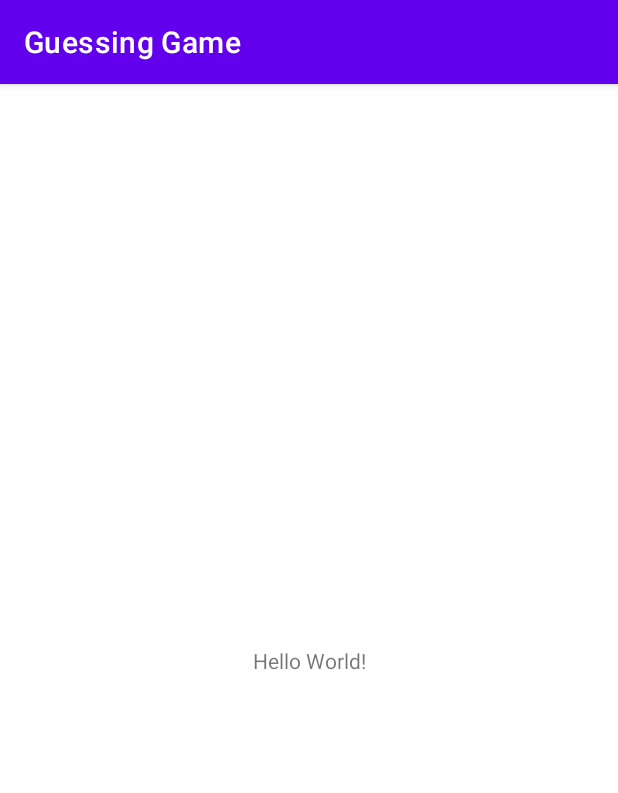
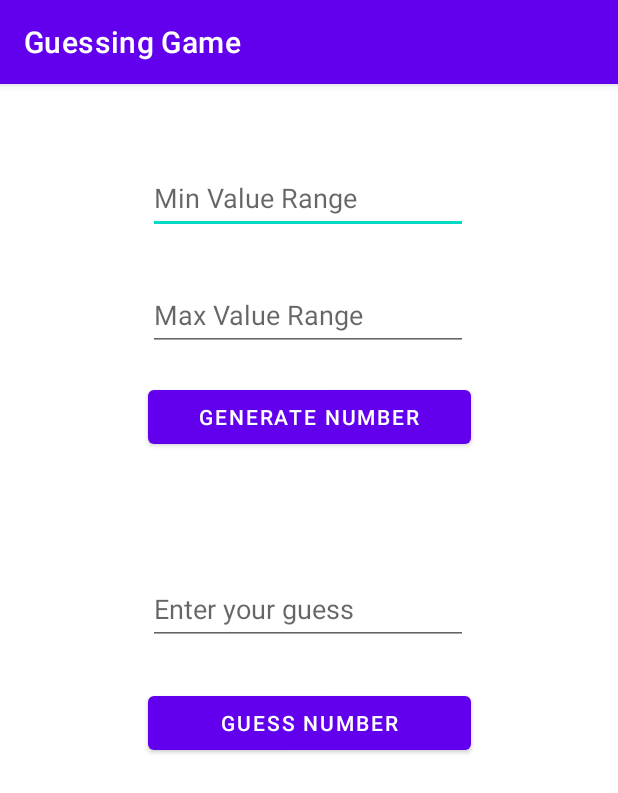
Before and after one commit to ShadyAlexCodes/Guessing-Game, an Android app: the screen it shows after launch (MainActivity), on a phone screen of 412 x 824 dp. Shown: the top 793 px of the screen. Run offline under Robolectric (Android 15) with nearby library versions, the phone set to English and light mode, and no system bars.

Commit message:
Finished Project

```diff
--- a/app/src/main/res/layout/activity_main.xml
+++ b/app/src/main/res/layout/activity_main.xml
@@ -7,12 +7,86 @@
     tools:context=".MainActivity">
 
     <TextView
-        android:layout_width="wrap_content"
-        android:layout_height="wrap_content"
-        android:text="Hello World!"
+        android:id="@+id/txtOutput"
+        android:layout_width="215dp"
+        android:layout_height="215dp"
+        android:textAlignment="center"
         app:layout_constraintBottom_toBottomOf="parent"
         app:layout_constraintLeft_toLeftOf="parent"
         app:layout_constraintRight_toRightOf="parent"
+        app:layout_constraintTop_toBottomOf="@+id/btnGuess" />
+
+    <EditText
+        android:id="@+id/txtMinimum"
+        android:layout_width="wrap_content"
+        android:layout_height="wrap_content"
+        android:layout_marginTop="52dp"
+        android:ems="10"
+        android:hint="Min Value Range"
+        android:inputType="number"
+        android:minHeight="48dp"
+        app:layout_constraintEnd_toEndOf="parent"
+        app:layout_constraintHorizontal_bias="0.497"
+        app:layout_constraintStart_toStartOf="parent"
         app:layout_constraintTop_toTopOf="parent" />
 
+    <EditText
+        android:id="@+id/txtMaximum"
+        android:layout_width="wrap_content"
+        android:layout_height="wrap_content"
+        android:layout_marginTop="30dp"
+        android:ems="10"
+        android:hint="Max Value Range"
+        android:inputType="number"
+        android:minHeight="48dp"
+        app:layout_constraintEnd_toEndOf="parent"
+        app:layout_constraintHorizontal_bias="0.497"
+        app:layout_constraintStart_toStartOf="parent"
+        app:layout_constraintTop_toBottomOf="@+id/txtMinimum" />
+
+    <Button
+        android:id="@+id/btnGenerateNumber"
+        android:layout_width="215dp"
+        android:layout_height="48dp"
+        android:layout_marginTop="20dp"
+        android:onClick="btnRandomNumberInteract"
+        android:text="Generate Number"
+        app:layout_constraintEnd_toEndOf="parent"
+        app:layout_constraintStart_toStartOf="parent"
+        app:layout_constraintTop_toBottomOf="@+id/txtMaximum" />
+
+    <EditText
+        android:id="@+id/txtUserGuess"
+        android:layout_width="wrap_content"
+        android:layout_height="wrap_content"
+        android:layout_marginTop="80dp"
+        android:ems="10"
+        android:hint="Enter your guess"
+        android:inputType="number"
+        android:minHeight="48dp"
+        app:layout_constraintEnd_toEndOf="parent"
+        app:layout_constraintHorizontal_bias="0.497"
+        app:layout_constraintStart_toStartOf="parent"
+        app:layout_constraintTop_toBottomOf="@+id/btnGenerateNumber" />
+
+    <Button
+        android:id="@+id/btnGuess"
+        android:layout_width="215dp"
+        android:layout_height="wrap_content"
+        android:layout_marginTop="28dp"
+        android:onClick="btnGuessInteract"
+        android:text="Guess Number"
+        app:layout_constraintEnd_toEndOf="parent"
+        app:layout_constraintStart_toStartOf="parent"
+        app:layout_constraintTop_toBottomOf="@+id/txtUserGuess" />
+
+    <TextView
+        android:id="@+id/txtRandomGenerated"
+        android:layout_width="215dp"
+        android:layout_height="37dp"
+        android:layout_marginTop="16dp"
+        app:layout_constraintEnd_toEndOf="parent"
+        app:layout_constraintStart_toStartOf="parent"
+        app:layout_constraintTop_toBottomOf="@+id/btnGenerateNumber" />
+
 </androidx.constraintlayout.widget.ConstraintLayout>
```
Also changed, not shown: app/src/main/java/com/example/guessinggame/Guess.java (added, +23 -0 lines), app/src/main/java/com/example/guessinggame/MainActivity.java (+69 -0 lines).
